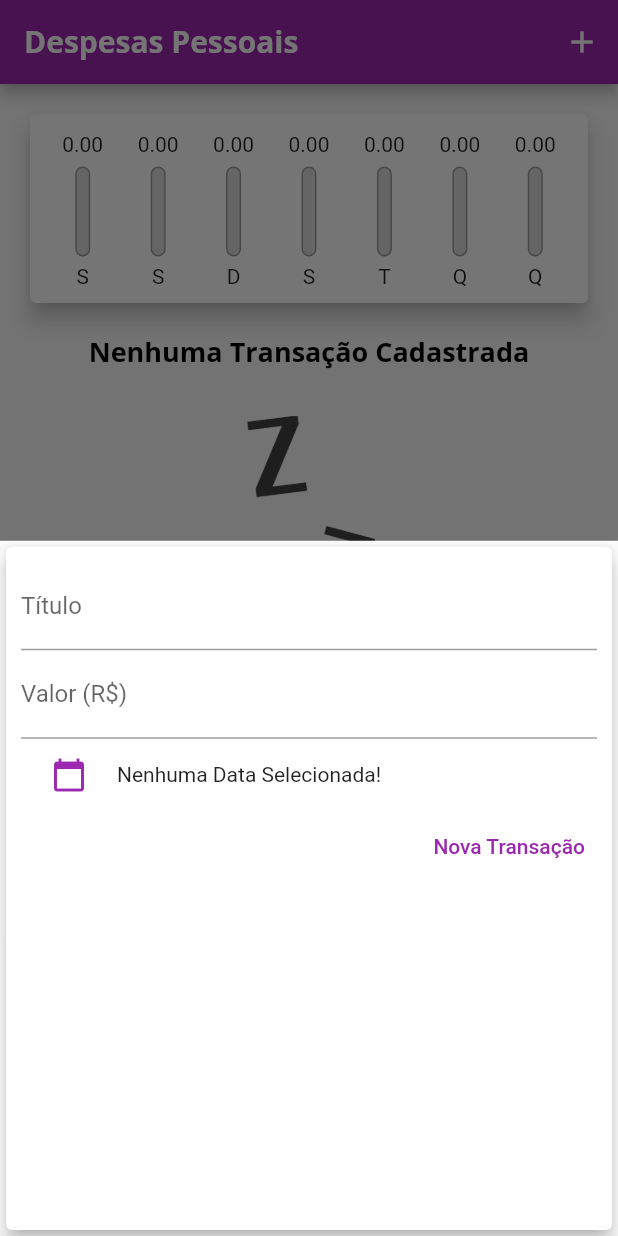
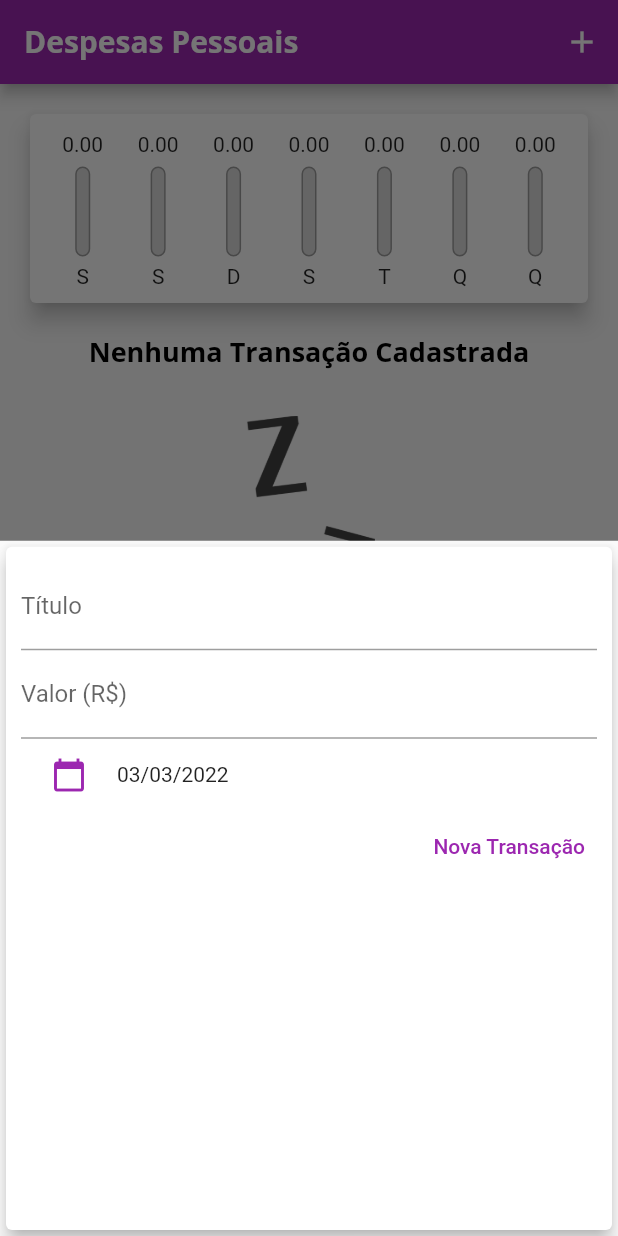
Before and after one commit to ravelsoares/expenses, a Flutter app: the screen it shows after launch, after a tap on the "add" icon, on a phone screen of 412 x 824 dp. Run offline on Flutter 3.47's test engine with Material 2 defaults, Android fonts, the phone set to English and light mode, and no system bars.

Commit message:
Escolhendo data da transação

```diff
--- a/lib/components/chart.dart
+++ b/lib/components/chart.dart
@@ -4,7 +4,7 @@ import 'package:flutter/material.dart';
 import 'package:intl/intl.dart';
 
 class Chart extends StatelessWidget {
-  Chart(this.recentTransaction, {Key? key}) : super(key: key);
+  const Chart(this.recentTransaction, {Key? key}) : super(key: key);
 
   final List<Transaction> recentTransaction;
 
@@ -54,7 +54,9 @@ class Chart extends StatelessWidget {
               child: ChartBar(
                 label: tr['day'].toString(),
                 value: tr['value'] as double,
-                percentage: (tr['value'] as double) / _weekTotalValue,
+                percentage: _weekTotalValue == 0
+                    ? 0
+                    : (tr['value'] as double) / _weekTotalValue,
               ),
             );
           }).toList(),
--- a/lib/components/transaction_form.dart
+++ b/lib/components/transaction_form.dart
@@ -1,26 +1,42 @@
 import 'package:flutter/material.dart';
+import 'package:intl/intl.dart';
 
 class TransactionForm extends StatefulWidget {
   const TransactionForm(this.addTransaction, {Key? key}) : super(key: key);
 
-  final void Function(String, double) addTransaction;
+  final void Function(String, double, DateTime) addTransaction;
 
   @override
   State<TransactionForm> createState() => _TransactionFormState();
 }
 
 class _TransactionFormState extends State<TransactionForm> {
-  final titleController = TextEditingController();
+  final _titleController = TextEditingController();
+  final _valueController = TextEditingController();
 
-  final valueController = TextEditingController();
+  var _selectedDate = DateTime.now();
 
   void _submitForm() {
-    final title = titleController.text;
-    final value = double.tryParse(valueController.text) ?? 0.0;
+    final title = _titleController.text;
+    final value = double.tryParse(_valueController.text) ?? 0.0;
     if (title.isEmpty || value <= 0) {
       return;
     }
-    widget.addTransaction(title, value);
+    widget.addTransaction(title, value, _selectedDate);
+  }
+
+  _showDatePicker() async {
+    showDatePicker(
+      context: context,
+      initialDate: _selectedDate,
+      firstDate: DateTime(DateTime.now().year),
+      lastDate: DateTime.now(),
+    ).then((pickedDate) {
+      if (pickedDate == null) return;
+      setState(() {
+        _selectedDate = pickedDate;
+      });
+    });
   }
 
   @override
@@ -32,12 +48,12 @@ class _TransactionFormState extends State<TransactionForm> {
         child: Column(
           children: [
             TextField(
-              controller: titleController,
+              controller: _titleController,
               decoration: const InputDecoration(labelText: 'Título'),
               onSubmitted: (_) => _submitForm(),
             ),
             TextField(
-              controller: valueController,
+              controller: _valueController,
               decoration: const InputDecoration(labelText: 'Valor (R\$)'),
               keyboardType:
                   const TextInputType.numberWithOptions(decimal: true),
@@ -46,10 +62,10 @@ class _TransactionFormState extends State<TransactionForm> {
             Row(
               children: [
                 TextButton(
-                  onPressed: () {},
-                  child: Icon(Icons.calendar_today),
+                  onPressed: _showDatePicker,
+                  child: const Icon(Icons.calendar_today),
                 ),
-                Text('Nenhuma Data Selecionada!'),
+                Text(DateFormat('dd/MM/y').format(_selectedDate)),
               ],
             ),
             Row(
--- a/lib/components/transaction_list.dart
+++ b/lib/components/transaction_list.dart
@@ -26,11 +26,11 @@ class TransactionList extends StatelessWidget {
                       backgroundColor: Theme.of(context).primaryColor,
                       radius: 30,
                       child: Padding(
-                        padding: EdgeInsets.all(6),
+                        padding: const EdgeInsets.all(6),
                         child: FittedBox(
                             child: Text(
                           'R\$ ${transactions[index].value.toString()}',
-                          style: TextStyle(color: Colors.white),
+                          style: const TextStyle(color: Colors.white),
                         )),
                       ),
                     ),
--- a/lib/screens/home_screen.dart
+++ b/lib/screens/home_screen.dart
@@ -13,20 +13,7 @@ class HomeScreen extends StatefulWidget {
 }
 
 class _HomeScreenState extends State<HomeScreen> {
-  final List<Transaction> _transactions = [
-    /*Transaction(
-      id: 't1',
-      title: 'Conta de Luz',
-      value: 87.21,
-      date: DateTime.now().subtract(Duration(days: 3)),
-    ),
-    Transaction(
-      id: 't2',
-      title: 'Lanche',
-      value: 20.00,
-      date: DateTime.now().subtract(Duration(days: 5)),
-    ),*/
-  ];
+  final List<Transaction> _transactions = [];
 
   List<Transaction> get _recentTransaction {
     return _transactions.where((transaction) {
@@ -35,12 +22,12 @@ class _HomeScreenState extends State<HomeScreen> {
     }).toList();
   }
 
-  _addTransaction(String title, double value) {
+  _addTransaction(String title, double value, DateTime date) {
     final newTransaction = Transaction(
       id: Random().nextDouble().toString(),
       title: title,
       value: value,
-      date: DateTime.now(),
+      date: date,
     );
     setState(() {
       _transactions.add(newTransaction);
```
